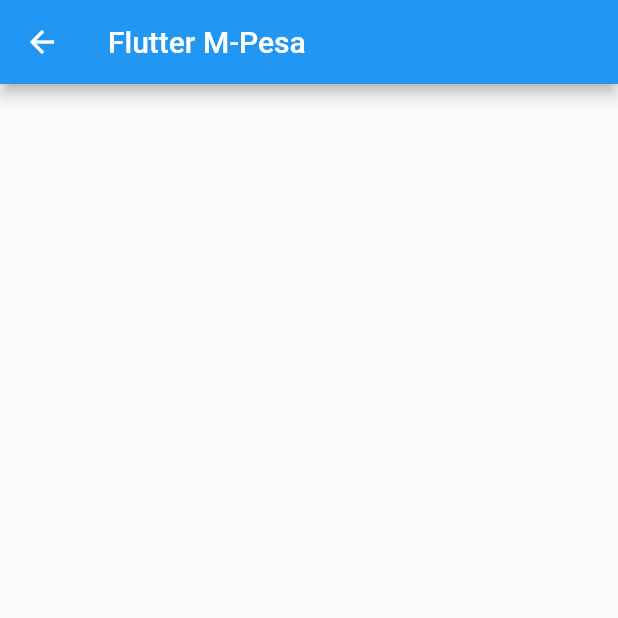
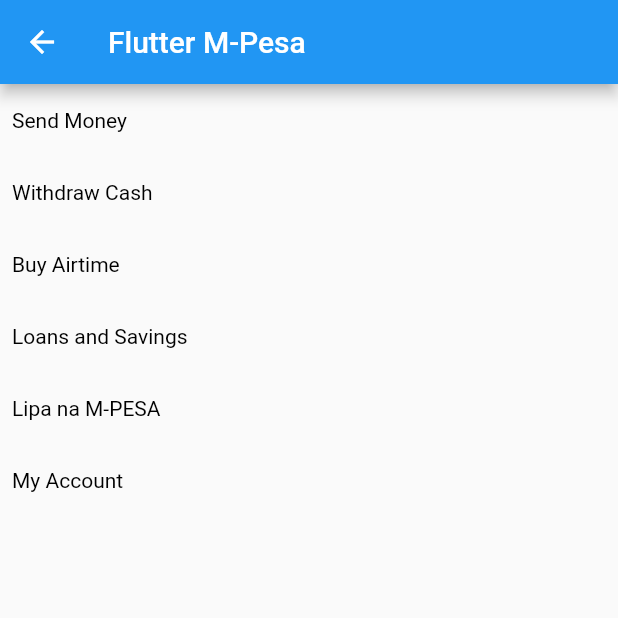
Before and after one commit to bikathi/stk-clone, a Flutter app: the MpesaMenu screen opened by its route, on a phone screen of 412 x 824 dp, the top half of it. Run offline on Flutter 3.47's test engine with Material 2 defaults, Android fonts, the phone set to English and light mode, and no system bars.

Commit message:
Populate M-PESA options

```diff
--- a/lib/views/mpesa_menu_view.dart
+++ b/lib/views/mpesa_menu_view.dart
@@ -17,12 +17,34 @@ import 'package:flutter/material.dart';
 class MpesaMenu extends StatelessWidget {
   const MpesaMenu({super.key});
 
+  // non-changing states
+  static const List<String> mpesaOptions = [
+    "Send Money",
+    "Withdraw Cash",
+    "Buy Airtime",
+    "Loans and Savings",
+    "Lipa na M-PESA",
+    "My Account"
+  ];
+
   @override
   Widget build(BuildContext context) {
     return Scaffold(
       appBar: AppBar(
         title: const Text("Flutter M-Pesa"),
       ),
+      body: Column(
+        crossAxisAlignment: CrossAxisAlignment.start,
+        children: mpesaOptions.map((option) {
+          return TextButton(
+              onPressed: () {},
+              child: Text(
+                option,
+                style: const TextStyle(
+                    color: Colors.black, fontWeight: FontWeight.normal),
+              ));
+        }).toList(),
+      ),
     );
   }
 }
```
